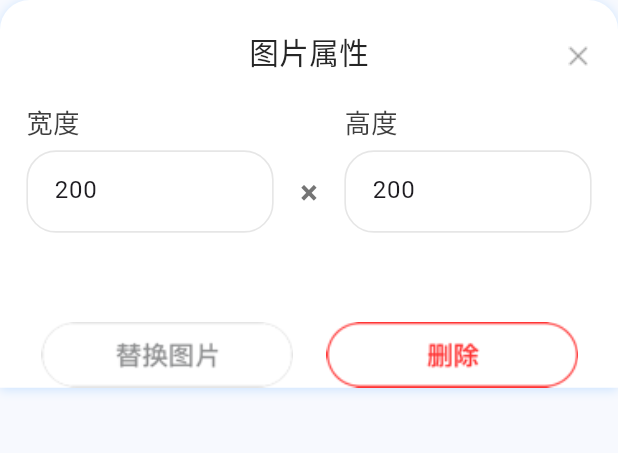
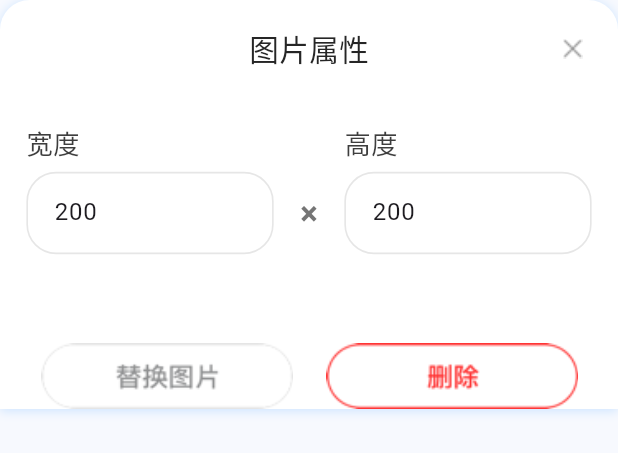
Before and after one commit to ZhangHJX/yutu, a Flutter app: the ImagePropertyDialog widget shown alone on an empty page, opened directly, on a phone screen of 412 x 824 dp. Shown: the top 453 px of the screen. Run offline on Flutter 3.47's test engine with Material 3 defaults, Android fonts, the phone set to English and light mode, and no system bars; drawn by our look-alikes of pull_to_refresh; our stand-ins replace dio, flutter_colorpicker, flutter_dotenv, flutter_hooks, flutter_keyboard_visibility, flutter_screenutil and 8 more; missing offline and left inert: image_gallery_saver_plus, json_serializable; accounts and stored records are empty; Roboto replaces fonts that are missing (NotoSansSC).

Commit message:
属性弹框的bug修复

```diff
--- a/lib/ui/canvas/widgets/property/image_property_dialog.dart
+++ b/lib/ui/canvas/widgets/property/image_property_dialog.dart
@@ -83,11 +83,13 @@ class _ImagePropertyDialogState extends State<ImagePropertyDialog> {
                 children: [
                   // 标题栏
                   Container(
-                    margin: EdgeInsets.only(top: 19.w),
+                    padding: EdgeInsets.only(bottom: 15.w),
                     width: double.infinity,
                     child: Stack(
                       children: [
                         Center(
+                          child: Padding(
+                            padding: EdgeInsets.only(top: 17.w),
                             child: Text(
                               '图片属性',
                               style: TextStyle(
@@ -97,15 +99,18 @@ class _ImagePropertyDialogState extends State<ImagePropertyDialog> {
                               ),
                             ),
                           ),
+                        ),
+
                         Positioned(
-                          right: 10,
+                          right: 10.w,
+                          top: 12.w,
                           child: GestureDetector(
                             onTap: () {
                               SmartDialog.dismiss();
                             },
                             child: SizedBox(
-                              width: 30.w,
-                              height: 30.w,
+                              width: 35.w,
+                              height: 35.w,
                               child: Center(
                                 child: Image.asset(
                                   'assets/images/canvals/canvals_close_icon.png',
```
Also changed, not shown: lib/ui/canvas/widgets/property/element_attribute_toolbar.dart (+7 -7 lines), lib/ui/canvas/widgets/property/shape_property_dialog.dart (+8 -4 lines), lib/ui/canvas/widgets/property/text_property_dialog.dart (+8 -4 lines). Lines whose indentation alone changed are shown as unchanged.
